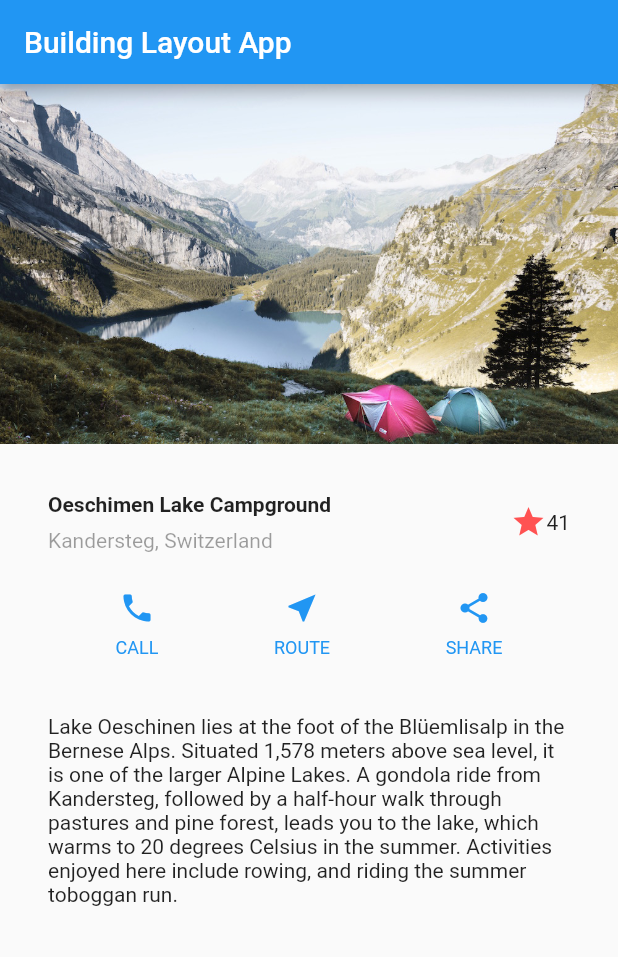
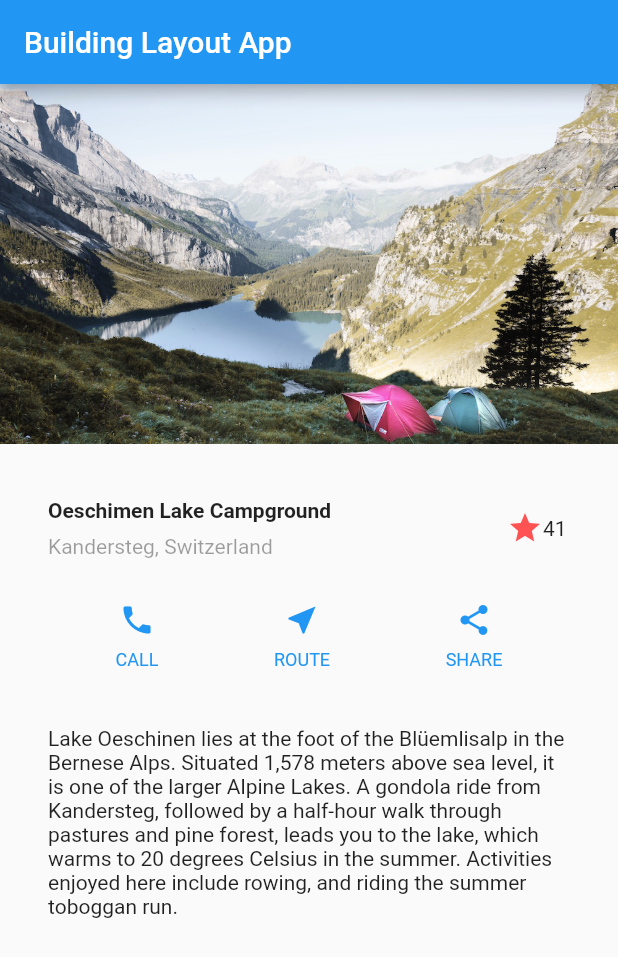
Before and after one commit to LucasiBai/BuildingLayoutExercise-Flutter, a Flutter app: the screen it shows after launch, on a phone screen of 412 x 824 dp. Shown: the top 957 px of the screen. Run offline on Flutter 3.47's test engine with Material 2 defaults, Android fonts, the phone set to English and light mode, and no system bars.

Commit message:
creacion de statefulWidget FavButton

```diff
--- a/lib/main.dart
+++ b/lib/main.dart
@@ -1,7 +1,7 @@
 import 'package:flutter/material.dart';
 
 void main() {
-  runApp(MaterialApp(
+  runApp(const MaterialApp(
     title: "Building Layout App",
     home: MyApp(),
   ));
@@ -17,7 +17,7 @@ class MyApp extends StatelessWidget {
           title: const Text("Building Layout App"),
         ),
         body: ListView(
-          children: [
+          children:const  [
             ImgBox(
               asset: "images/lake.jpg",
             ),
@@ -47,13 +47,11 @@ class ImgBox extends StatelessWidget {
 
   @override
   Widget build(BuildContext context) {
-    return Container(
-      child: Image.asset(
-        this.asset,
+    return Image.asset(
+      asset,
       width: 600,
       height: 240,
       fit: BoxFit.cover,
-      ),
     );
   }
 }
@@ -68,7 +66,7 @@ class TitleBox extends StatelessWidget {
   @override
   Widget build(BuildContext context) {
     return Container(
-      padding: EdgeInsets.fromLTRB(32, 32, 32, 20),
+      padding: const EdgeInsets.fromLTRB(32, 32, 32, 20),
       child: Row(
         crossAxisAlignment: CrossAxisAlignment.center,
         children: [
@@ -77,27 +75,65 @@ class TitleBox extends StatelessWidget {
               crossAxisAlignment: CrossAxisAlignment.start,
               children: [
                 Text(
-                  this.title,
-                  style: TextStyle(fontWeight: FontWeight.w700),
+                  title,
+                  style: const TextStyle(fontWeight: FontWeight.w700),
                 ),
-                SizedBox(
+                const SizedBox(
                   height: 8,
                 ),
                 Text(
-                  this.subtitle,
-                  style: TextStyle(color: Colors.black38),
+                  subtitle,
+                  style: const TextStyle(color: Colors.black38),
                 ),
               ],
             ),
           ),
-          Icon(
-            Icons.star,
-            color: Colors.redAccent,
-          ),
-          const Text("41"),
+          const FavButton()
         ],
       ),
     );
+  }
+}
+
+class FavButton extends StatefulWidget {
+  const FavButton({Key? key}) : super(key: key);
+
+  @override
+  State<FavButton> createState() => _FavButtonState();
+}
+
+class _FavButtonState extends State<FavButton> {
+  bool _isFavourite = true;
+  int _favouriteCount = 41;
+
+  @override
+  Widget build(BuildContext context) {
+    return Row(
+      mainAxisSize: MainAxisSize.min,
+      children: [
+        IconButton(
+          padding: const EdgeInsets.all(0),
+          alignment: Alignment.centerRight,
+          icon: (_isFavourite
+              ? const Icon(Icons.star)
+              : const Icon(Icons.star_border)),
+          onPressed: _toggleFav,
+          color: Colors.redAccent,
+        ),
+        SizedBox(
+            width: 18,
+            child: SizedBox(
+              child: Text("$_favouriteCount"),
+            ))
+      ],
+    );
+  }
+
+  void _toggleFav(){
+    setState(() {
+      _favouriteCount = _isFavourite? _favouriteCount-1 : _favouriteCount+1;
+       _isFavourite = !_isFavourite;
+    });
   }
 }
 
@@ -107,10 +143,10 @@ class InteractiveBox extends StatelessWidget {
   @override
   Widget build(BuildContext context) {
     return Container(
-      padding: EdgeInsets.symmetric(vertical: 5),
+      padding: const EdgeInsets.symmetric(vertical: 5),
       child: Row(
         mainAxisAlignment: MainAxisAlignment.spaceEvenly,
-        children: [
+        children: const [
           Button(
             title: "call",
             icon: Icons.phone,
@@ -138,25 +174,23 @@ class Button extends StatelessWidget {
 
   @override
   Widget build(BuildContext context) {
-    return Container(
-      child: Column(
+    return Column(
       mainAxisSize: MainAxisSize.min,
       mainAxisAlignment: MainAxisAlignment.center,
       children: [
         Icon(
-            this.icon,
+          icon,
           color: Colors.blue,
         ),
-          SizedBox(
+        const SizedBox(
           height: 8,
         ),
         Text(
-            this.title.toUpperCase(),
-            style: TextStyle(
+          title.toUpperCase(),
+          style: const TextStyle(
               color: Colors.blue, fontSize: 12, fontWeight: FontWeight.w400),
         )
       ],
-      ),
     );
   }
 }
@@ -169,9 +203,9 @@ class InfoBox extends StatelessWidget {
   @override
   Widget build(BuildContext context) {
     return Container(
-      padding: EdgeInsets.all(32),
+      padding: const EdgeInsets.all(32),
       child: Text(
-        this.text,
+        text,
         softWrap: true,
       ),
     );
```
Lines whose indentation alone changed are shown as unchanged.
